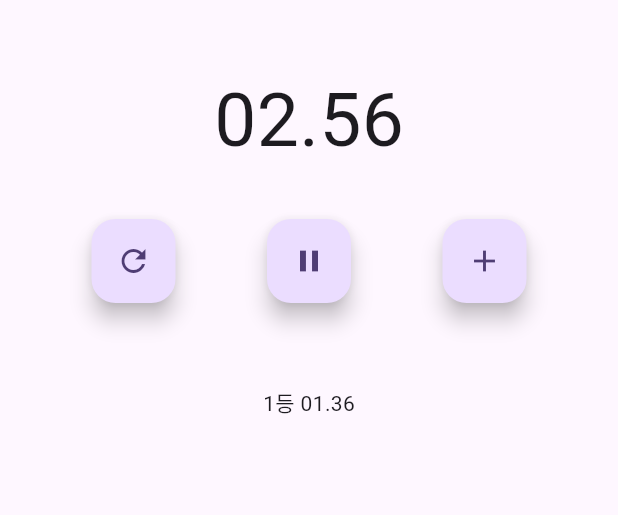
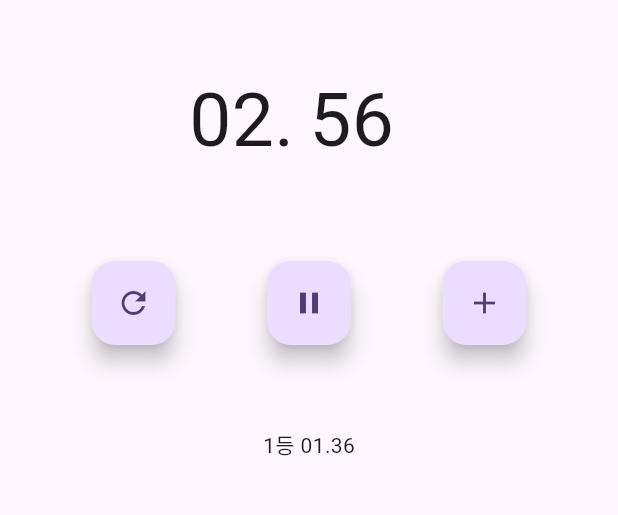
Before and after one commit to yeondooo/stop_watch, a Flutter app: the screen it shows after launch, after a tap on the "play arrow" icon, after a tap on the "add" icon, on a phone screen of 412 x 824 dp, the part 63-578 px from its top. Run offline on Flutter 3.47's test engine with Material 2 defaults, Android fonts, the phone set to English and light mode, and no system bars.

Commit message:
077. 랩타임 표시 - fix: 숫자가 흔들리는 오류 해결 => Text에 Container로 감싼 후 width값 정의

```diff
--- a/lib/stop_watch_screen.dart
+++ b/lib/stop_watch_screen.dart
@@ -73,13 +73,21 @@ class _StopWatchScreenState extends State<StopWatchScreen> {
             mainAxisAlignment: MainAxisAlignment.center,
             crossAxisAlignment: CrossAxisAlignment.center,
             children: [
-              Text(
-                '$sec.',
-                style: const TextStyle(fontSize: 50),
+              Container(
+                width: 80,
+                height: 100,
+                child: Text(
+                  '$sec.',
+                  style: const TextStyle(fontSize: 50),
+                ),
               ),
-              Text(
-                hundredth,
-                style: const TextStyle(fontSize: 50),
+              Container(
+                width: 80,
+                height: 100,
+                child: Text(
+                  hundredth,
+                  style: const TextStyle(fontSize: 50),
+                ),
               ),
             ],
           ),
```
